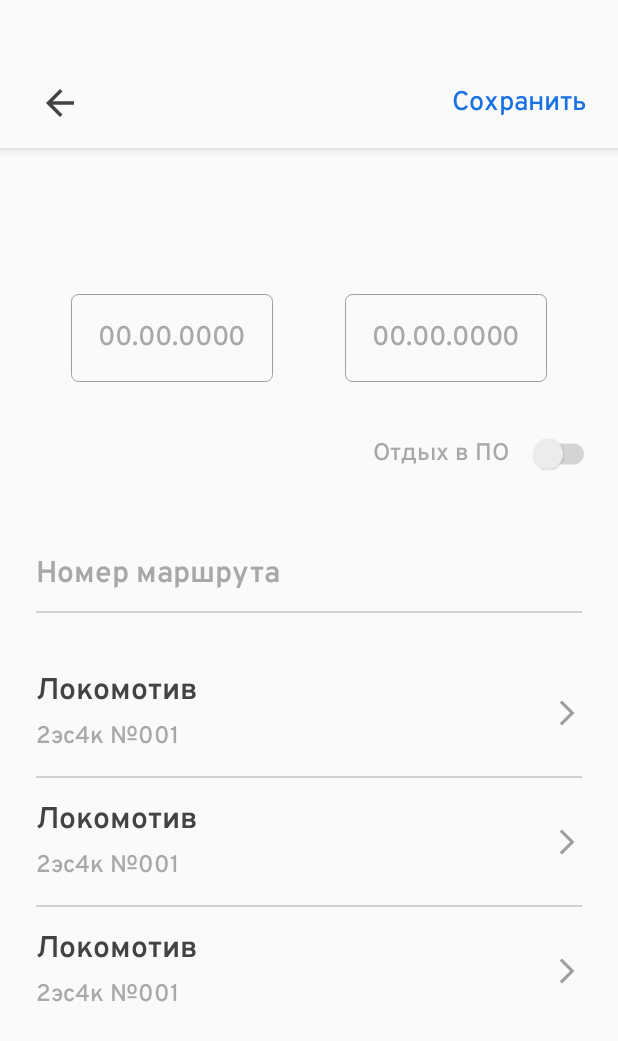
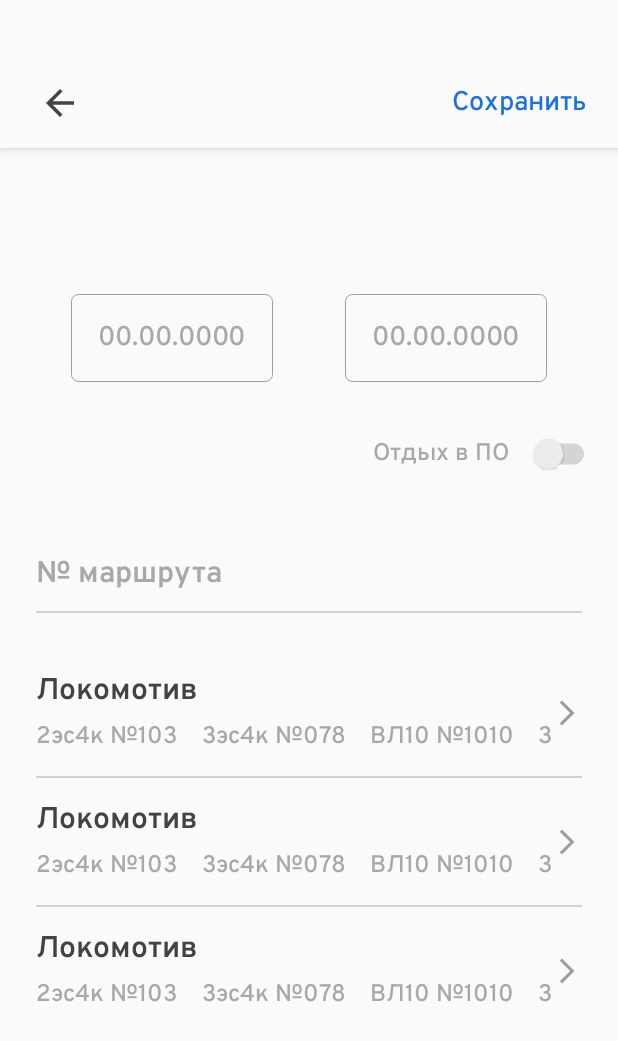
Before and after one commit to zoerAleksandr/TrainDriver, an Android app built with Jetpack Compose: the AddingScreen screen opened through its navigation route, after a tap on "Локомотив", on a phone screen of 412 x 824 dp. Shown: the top 1041 px of the screen. Run offline under Robolectric (Android 15) with nearby library versions, the phone set to English and light mode, and no system bars; our stand-ins replace Firebase (no records; nobody signed in at launch, a user with empty details on screens opened directly), accompanist, constraintlayout-compose; Roboto replaces fonts that are not available here; 5 statements that could not run were skipped.

Commit message:
Начал делать AddingLocoScreen.kt

```diff
--- a/app/src/main/java/com/example/traindriver/ui/screen/adding_screen/AddingScreen.kt
+++ b/app/src/main/java/com/example/traindriver/ui/screen/adding_screen/AddingScreen.kt
@@ -12,6 +12,8 @@ import androidx.compose.foundation.text.ClickableText
 import androidx.compose.foundation.text.KeyboardActions
 import androidx.compose.foundation.text.KeyboardOptions
 import androidx.compose.material.*
+import androidx.compose.material.icons.Icons
+import androidx.compose.material.icons.filled.Close
 import androidx.compose.runtime.*
 import androidx.compose.ui.Alignment
 import androidx.compose.ui.ExperimentalComposeUiApi
@@ -40,12 +42,15 @@ import androidx.lifecycle.Lifecycle
 import androidx.lifecycle.viewmodel.compose.viewModel
 import androidx.navigation.NavController
 import com.example.traindriver.R
+import com.example.traindriver.domain.entity.Locomotive
 import com.example.traindriver.ui.element_screen.HorizontalDividerTrainDriver
 import com.example.traindriver.ui.screen.Screen
+import com.example.traindriver.ui.screen.adding_screen.bottom_sheet_screen.*
 import com.example.traindriver.ui.screen.viewing_route_screen.element.LINK_TO_SETTING
 import com.example.traindriver.ui.screen.viewing_route_screen.element.setTextColor
 import com.example.traindriver.ui.screen.viewing_route_screen.element.startIndexLastWord
 import com.example.traindriver.ui.theme.ShapeBackground
+import com.example.traindriver.ui.theme.ShapeSurface
 import com.example.traindriver.ui.theme.Typography
 import com.example.traindriver.ui.util.ClickableTextTrainDriver
 import com.example.traindriver.ui.util.DateAndTimeFormat
@@ -56,10 +61,12 @@ import com.example.traindriver.ui.util.long_util.div
 import com.example.traindriver.ui.util.long_util.getTimeInStringFormat
 import com.example.traindriver.ui.util.long_util.minus
 import com.example.traindriver.ui.util.long_util.plus
+import kotlinx.coroutines.launch
 import java.text.SimpleDateFormat
 import java.util.*
 import java.util.Calendar.*
 
+@OptIn(ExperimentalMaterialApi::class)
 @Composable
 @SuppressLint("UnusedMaterialScaffoldPaddingParameter")
 fun AddingScreen(viewModel: AddingViewModel = viewModel(), navController: NavController) {
@@ -134,7 +141,36 @@ fun AddingScreen(viewModel: AddingViewModel = viewModel(), navController: NavCon
             endTimePicker.show()
         }, endCalendar[YEAR], endCalendar[MONTH], endCalendar[DAY_OF_MONTH]
     )
+    val scope = rememberCoroutineScope()
+    val scaffoldState = rememberBottomSheetScaffoldState()
+    var currentBottomSheet: BottomSheetScreen? by remember {
+        mutableStateOf(null)
+    }
+    if (scaffoldState.bottomSheetState.isCollapsed) currentBottomSheet = null
 
+    val closeSheet: () -> Unit = {
+        scope.launch {
+            scaffoldState.bottomSheetState.collapse()
+        }
+    }
+
+    val openSheet: (BottomSheetScreen) -> Unit = { screen ->
+        scope.launch {
+            currentBottomSheet = screen
+            scaffoldState.bottomSheetState.expand()
+        }
+    }
+
+    BottomSheetScaffold(
+        scaffoldState = scaffoldState,
+        sheetPeekHeight = 0.dp,
+        sheetShape = ShapeSurface.medium,
+        sheetContent = {
+            currentBottomSheet?.let { sheet ->
+                SheetLayout(sheet, closeSheet, viewModel)
+            }
+        }
+    ) {
         Scaffold(
             backgroundColor = MaterialTheme.colors.background,
             topBar = { AddingAppBar(navController = navController, enabled = timeValue.formValid) }
@@ -201,7 +237,10 @@ fun AddingScreen(viewModel: AddingViewModel = viewModel(), navController: NavCon
                         horizontalAlignment = Alignment.CenterHorizontally
                     ) {
                         val dateStartText = dateStart?.let { millis ->
-                        SimpleDateFormat(DateAndTimeFormat.DATE_FORMAT, Locale.getDefault()).format(
+                            SimpleDateFormat(
+                                DateAndTimeFormat.DATE_FORMAT,
+                                Locale.getDefault()
+                            ).format(
                                 millis
                             )
                         } ?: DEFAULT_DATE_TEXT
@@ -239,7 +278,10 @@ fun AddingScreen(viewModel: AddingViewModel = viewModel(), navController: NavCon
                         horizontalAlignment = Alignment.CenterHorizontally
                     ) {
                         val dateStartText = dateEnd?.let { millis ->
-                        SimpleDateFormat(DateAndTimeFormat.DATE_FORMAT, Locale.getDefault()).format(
+                            SimpleDateFormat(
+                                DateAndTimeFormat.DATE_FORMAT,
+                                Locale.getDefault()
+                            ).format(
                                 millis
                             )
                         } ?: DEFAULT_DATE_TEXT
@@ -315,7 +357,8 @@ fun AddingScreen(viewModel: AddingViewModel = viewModel(), navController: NavCon
                 }
 
                 val link = buildAnnotatedString {
-                val text = stringResource(id = R.string.info_text_min_time_rest, minTimeRestText)
+                    val text =
+                        stringResource(id = R.string.info_text_min_time_rest, minTimeRestText)
 
                     val endIndex = text.length - 1
                     val startIndex = startIndexLastWord(text)
@@ -358,7 +401,11 @@ fun AddingScreen(viewModel: AddingViewModel = viewModel(), navController: NavCon
                             horizontalAlignment = Alignment.Start
                         ) {
                             Icon(
-                            modifier = Modifier.padding(top = 16.dp, start = 16.dp, bottom = 8.dp),
+                                modifier = Modifier.padding(
+                                    top = 16.dp,
+                                    start = 16.dp,
+                                    bottom = 8.dp
+                                ),
                                 painter = painterResource(id = R.drawable.ic_info_24),
                                 tint = MaterialTheme.colors.secondaryVariant,
                                 contentDescription = null
@@ -401,7 +448,12 @@ fun AddingScreen(viewModel: AddingViewModel = viewModel(), navController: NavCon
                                 }
 
                             ClickableText(
-                            modifier = Modifier.padding(start = 16.dp, bottom = 16.dp, end = 16.dp, top = 12.dp),
+                                modifier = Modifier.padding(
+                                    start = 16.dp,
+                                    bottom = 16.dp,
+                                    end = 16.dp,
+                                    top = 12.dp
+                                ),
                                 text = link,
                                 style = Typography.caption
                                     .copy(
@@ -430,17 +482,30 @@ fun AddingScreen(viewModel: AddingViewModel = viewModel(), navController: NavCon
                         modifier = Modifier
                             .fillMaxWidth()
                             .padding(vertical = 12.dp, horizontal = 24.dp),
+                        hint = "№ маршрута",
                         value = number,
                         onValueChange = { number = it }
                     )
                     HorizontalDividerTrainDriver(modifier = Modifier.padding(horizontal = 24.dp))
                     Spacer(modifier = Modifier.height(24.dp))
-                ItemAddLoco()
+                    ItemAddLoco(openSheet, viewModel.stateLocoList.value)
                     HorizontalDividerTrainDriver(modifier = Modifier.padding(horizontal = 24.dp))
-                ItemAddLoco()
+                    ItemAddLoco(openSheet, viewModel.stateLocoList.value)
                     HorizontalDividerTrainDriver(modifier = Modifier.padding(horizontal = 24.dp))
-                ItemAddLoco()
+                    ItemAddLoco(openSheet, viewModel.stateLocoList.value)
                 }
+            }
+        }
+    }
+}
+
+@Composable
+fun SheetLayout(sheet: BottomSheetScreen, closeSheet: () -> Unit, viewModel: AddingViewModel) {
+    BottomSheetWithCloseDialog(closeSheet) {
+        when (sheet) {
+            BottomSheetScreen.AddingLoco -> AddingLocoScreen(addingLocomotive = viewModel.addLocomotive)
+            BottomSheetScreen.AddingTrain -> AddingTrainScreen()
+            BottomSheetScreen.AddingPass -> AddingPassScreen()
         }
     }
 }
@@ -450,6 +515,7 @@ fun AddingScreen(viewModel: AddingViewModel = viewModel(), navController: NavCon
 fun NumberEditItem(
     modifier: Modifier = Modifier,
     value: TextFieldValue,
+    hint: String? = null,
     onValueChange: (TextFieldValue) -> Unit
 ) {
     val keyboardController = LocalSoftwareKeyboardController.current
@@ -464,11 +530,13 @@ fun NumberEditItem(
                 contentAlignment = Alignment.CenterStart
             ) {
                 if (value.text.isEmpty()) {
+                    hint?.let {
                         Text(
-                        text = "Номер маршрута",
+                            text = it,
                             style = Typography.subtitle2,
                             color = MaterialTheme.colors.primaryVariant
                         )
+                    }
                 }
                 innerTextField()
             }
@@ -487,14 +555,19 @@ fun NumberEditItem(
 }
 
 @Composable
-fun ItemAddLoco() {
+fun ItemAddLoco(openSheet: (BottomSheetScreen) -> Unit, locoList: List<Locomotive>) {
+    val scope = rememberCoroutineScope()
     Card(
         backgroundColor = Color.Transparent,
         elevation = 0.dp
     ) {
         ConstraintLayout(
             modifier = Modifier
-                .clickable { }
+                .clickable {
+                    scope.launch {
+                        openSheet.invoke(BottomSheetScreen.AddingLoco)
+                    }
+                }
                 .padding(vertical = 16.dp, horizontal = 24.dp)
                 .fillMaxWidth()
         ) {
@@ -511,15 +584,25 @@ fun ItemAddLoco() {
                 text = "Локомотив",
                 style = Typography.subtitle2.copy(color = MaterialTheme.colors.primary)
             )
-            Text(
+            Row(
                 modifier = Modifier
+                    .horizontalScroll(rememberScrollState())
+                    .fillMaxWidth()
                     .constrainAs(data) {
                         start.linkTo(parent.start)
                         bottom.linkTo(parent.bottom)
+                        end.linkTo(icon.start)
+                        width = Dimension.fillToConstraints
                     },
-                text = "2эс4к №001",
+            ) {
+                locoList.forEach {
+                    Text(
+                        modifier = Modifier.padding(end = 16.dp),
+                        text = "${it.series} №${it.number}",
                         style = Typography.body2.copy(color = MaterialTheme.colors.primaryVariant)
                     )
+                }
+            }
             Image(
                 modifier = Modifier
                     .size(20.dp)
--- a/app/src/main/java/com/example/traindriver/ui/screen/adding_screen/AddingViewModel.kt
+++ b/app/src/main/java/com/example/traindriver/ui/screen/adding_screen/AddingViewModel.kt
@@ -1,12 +1,11 @@
 package com.example.traindriver.ui.screen.adding_screen
 
-import androidx.compose.runtime.State
-import androidx.compose.runtime.getValue
-import androidx.compose.runtime.mutableStateOf
-import androidx.compose.runtime.setValue
+import android.util.Log
+import androidx.compose.runtime.*
 import androidx.lifecycle.ViewModel
 import androidx.lifecycle.viewModelScope
 import com.example.traindriver.data.repository.DataStoreRepository
+import com.example.traindriver.domain.entity.Locomotive
 import com.example.traindriver.ui.util.long_util.minus
 import kotlinx.coroutines.flow.first
 import kotlinx.coroutines.launch
@@ -17,6 +16,15 @@ class AddingViewModel : ViewModel(), KoinComponent {
     private val dataStoreRepository: DataStoreRepository by inject()
     private var _state = mutableStateOf(WorkTimeEditState(formValid = true))
     val state: State<WorkTimeEditState> = _state
+
+    private val _stateLocoList = mutableStateOf(listOf<Locomotive>(
+        Locomotive(series = "2эс4к", number = "103"),
+        Locomotive(series = "3эс4к", number = "078"),
+        Locomotive(series = "ВЛ10", number = "1010"),
+        Locomotive(series = "3эс4к", number = "078"),
+        Locomotive(series = "ВЛ10", number = "1010")
+    ))
+    val stateLocoList: State<List<Locomotive>> = _stateLocoList
 
     var minTimeRest by mutableStateOf(0L)
         private set
@@ -85,6 +93,13 @@ class AddingViewModel : ViewModel(), KoinComponent {
             minTimeRest = dataStoreRepository.getMinTimeRest().first()
         }
     }
+
+    val addLocomotive: (Locomotive) -> Unit = {
+        val list = _stateLocoList.value.toMutableList()
+        list.add(0, it)
+        _stateLocoList.value = list
+        Log.d("ZZZ", "${_stateLocoList.value.javaClass}")
+    }
 }
 
 
--- /dev/null
+++ b/app/src/main/java/com/example/traindriver/ui/screen/adding_screen/bottom_sheet_screen/AddingLocoScreen.kt
@@ -0,0 +1,101 @@
+package com.example.traindriver.ui.screen.adding_screen.bottom_sheet_screen
+
+import androidx.compose.foundation.clickable
+import androidx.compose.foundation.layout.*
+import androidx.compose.material.*
+import androidx.compose.runtime.*
+import androidx.compose.ui.Modifier
+import androidx.compose.ui.platform.LocalConfiguration
+import androidx.compose.ui.text.input.TextFieldValue
+import androidx.compose.ui.unit.dp
+import androidx.constraintlayout.compose.ConstraintLayout
+import androidx.constraintlayout.compose.Dimension
+import com.example.traindriver.domain.entity.Locomotive
+import com.example.traindriver.ui.screen.adding_screen.custom_tab.CustomTab
+import com.example.traindriver.ui.theme.Typography
+
+@Composable
+fun AddingLocoScreen(
+    locomotive: Locomotive? = null,
+    addingLocomotive: (Locomotive) -> Unit
+) {
+    ConstraintLayout(
+        modifier = Modifier.fillMaxSize(),
+    ) {
+        val (buttonSave, editSeries, editNumber, typoLoco) = createRefs()
+        var number by remember { mutableStateOf(TextFieldValue(locomotive?.number ?: "")) }
+        var series by remember { mutableStateOf(TextFieldValue(locomotive?.series ?: "")) }
+
+        Text(
+            modifier = Modifier
+                .constrainAs(buttonSave) {
+                    top.linkTo(parent.top)
+                    end.linkTo(parent.end)
+                }
+                .clickable {
+                    addingLocomotive.invoke(Locomotive(series = "ВЛ15", number = "033"))
+                }
+                .padding(end = 32.dp, top = 16.dp),
+            text = "Сохранить",
+            style = Typography.button.copy(color = MaterialTheme.colors.secondaryVariant))
+
+        OutlinedTextField(
+            modifier = Modifier
+                .constrainAs(editSeries) {
+                    start.linkTo(parent.start)
+                    end.linkTo(editNumber.start)
+                    top.linkTo(buttonSave.bottom)
+                    width = Dimension.fillToConstraints
+                }
+                .padding(top = 32.dp, start = 16.dp, end = 8.dp),
+            value = series,
+            label = {
+                Text(text = "Серия", style = Typography.body1)
+            },
+            colors = TextFieldDefaults.outlinedTextFieldColors(
+                textColor = MaterialTheme.colors.primary
+            ),
+            onValueChange = { series = it }
+        )
+
+        OutlinedTextField(
+            modifier = Modifier
+                .constrainAs(editNumber) {
+                    start.linkTo(editSeries.end)
+                    end.linkTo(parent.end)
+                    top.linkTo(buttonSave.bottom)
+                    width = Dimension.fillToConstraints
+                }
+                .padding(top = 32.dp, end = 16.dp, start = 8.dp),
+            value = number,
+            label = {
+                Text("Номер", style = Typography.body1)
+            },
+            colors = TextFieldDefaults.outlinedTextFieldColors(
+                textColor = MaterialTheme.colors.primary,
+            ),
+            onValueChange = { number = it }
+        )
+
+        val (selected, setSelected) = remember {
+            mutableStateOf(0)
+        }
+        val configuration = LocalConfiguration.current
+        val screenWidth = configuration.screenWidthDp.dp
+
+        CustomTab(
+            modifier = Modifier
+                .constrainAs(typoLoco) {
+                    top.linkTo(editNumber.bottom)
+                    start.linkTo(parent.start)
+                    end.linkTo(parent.end)
+                }
+                .padding(16.dp),
+            items = listOf("Тепловоз", "Электровоз"),
+            tabWidth = (screenWidth - 32.dp) / 2,
+            selectedItemIndex = selected,
+            onClick = setSelected,
+        )
+
+    }
+}
--- /dev/null
+++ b/app/src/main/java/com/example/traindriver/ui/screen/adding_screen/bottom_sheet_screen/AddingPassScreen.kt
@@ -0,0 +1,18 @@
+package com.example.traindriver.ui.screen.adding_screen.bottom_sheet_screen
+
+import androidx.compose.foundation.layout.Box
+import androidx.compose.foundation.layout.fillMaxSize
+import androidx.compose.material.Text
+import androidx.compose.runtime.Composable
+import androidx.compose.ui.Alignment
+import androidx.compose.ui.Modifier
+
+@Composable
+fun AddingPassScreen() {
+    Box(
+        modifier = Modifier.fillMaxSize(),
+        contentAlignment = Alignment.Center
+    ) {
+        Text(text = "AddingPassScreen")
+    }
+}
--- /dev/null
+++ b/app/src/main/java/com/example/traindriver/ui/screen/adding_screen/bottom_sheet_screen/AddingTrainScreen.kt
@@ -0,0 +1,18 @@
+package com.example.traindriver.ui.screen.adding_screen.bottom_sheet_screen
+
+import androidx.compose.foundation.layout.Box
+import androidx.compose.foundation.layout.fillMaxSize
+import androidx.compose.material.Text
+import androidx.compose.runtime.Composable
+import androidx.compose.ui.Alignment
+import androidx.compose.ui.Modifier
+
+@Composable
+fun AddingTrainScreen() {
+    Box(
+        modifier = Modifier.fillMaxSize(),
+        contentAlignment = Alignment.Center
+    ) {
+        Text(text = "AddingTrainScreen")
+    }
+}
--- /dev/null
+++ b/app/src/main/java/com/example/traindriver/ui/screen/adding_screen/bottom_sheet_screen/BottomSheetScreen.kt
@@ -0,0 +1,7 @@
+package com.example.traindriver.ui.screen.adding_screen.bottom_sheet_screen
+
+sealed class BottomSheetScreen{
+    object AddingLoco: BottomSheetScreen()
+    object AddingTrain: BottomSheetScreen()
+    object AddingPass: BottomSheetScreen()
+}
--- /dev/null
+++ b/app/src/main/java/com/example/traindriver/ui/screen/adding_screen/bottom_sheet_screen/BottomSheetWithCloseDialog.kt
@@ -0,0 +1,33 @@
+package com.example.traindriver.ui.screen.adding_screen.bottom_sheet_screen
+
+import androidx.compose.foundation.background
+import androidx.compose.foundation.layout.*
+import androidx.compose.material.Icon
+import androidx.compose.material.IconButton
+import androidx.compose.material.MaterialTheme
+import androidx.compose.material.icons.Icons
+import androidx.compose.material.icons.sharp.Close
+import androidx.compose.runtime.Composable
+import androidx.compose.ui.Alignment
+import androidx.compose.ui.Modifier
+import androidx.compose.ui.res.dimensionResource
+import androidx.compose.ui.unit.dp
+import com.example.traindriver.R
+
+@Composable
+fun BottomSheetWithCloseDialog(closeSheet: () -> Unit, content: @Composable () -> Unit) {
+    Box(modifier = Modifier
+        .background(color = MaterialTheme.colors.background)
+        .fillMaxWidth()
+        .fillMaxHeight(0.96f), contentAlignment = Alignment.TopStart) {
+        IconButton(
+            modifier = Modifier
+                .padding(start = 8.dp)
+                .size(dimensionResource(id = R.dimen.min_size_view)),
+            onClick = closeSheet
+        ) {
+            Icon(Icons.Sharp.Close, contentDescription = null, tint = MaterialTheme.colors.primary)
+        }
+        content()
+    }
+}
--- /dev/null
+++ b/app/src/main/java/com/example/traindriver/ui/screen/adding_screen/custom_tab/CustomTab.kt
@@ -0,0 +1,125 @@
+package com.example.traindriver.ui.screen.adding_screen.custom_tab
+
+import androidx.compose.animation.animateColorAsState
+import androidx.compose.animation.core.LinearEasing
+import androidx.compose.animation.core.animateDpAsState
+import androidx.compose.animation.core.tween
+import androidx.compose.foundation.background
+import androidx.compose.foundation.border
+import androidx.compose.foundation.clickable
+import androidx.compose.foundation.layout.*
+import androidx.compose.material.MaterialTheme
+import androidx.compose.material.Text
+import androidx.compose.runtime.Composable
+import androidx.compose.runtime.getValue
+import androidx.compose.ui.Modifier
+import androidx.compose.ui.draw.clip
+import androidx.compose.ui.graphics.Color
+import androidx.compose.ui.text.style.TextAlign
+import androidx.compose.ui.unit.Dp
+import androidx.compose.ui.unit.dp
+import com.example.traindriver.ui.theme.ShapeBackground
+
+@Composable
+private fun MyTabIndicator(
+    indicatorWidth: Dp,
+    indicatorOffset: Dp,
+    indicatorColor: Color,
+) {
+    Box(
+        modifier = Modifier
+            .fillMaxHeight()
+            .width(
+                width = indicatorWidth,
+            )
+            .offset(
+                x = indicatorOffset,
+            )
+            .clip(
+                shape = ShapeBackground.small,
+            )
+            .background(
+                color = indicatorColor,
+            )
+    )
+}
+
+@Composable
+private fun MyTabItem(
+    isSelected: Boolean,
+    onClick: () -> Unit,
+    tabWidth: Dp,
+    text: String,
+) {
+    val tabTextColor: Color by animateColorAsState(
+        targetValue = if (isSelected) {
+            MaterialTheme.colors.onPrimary
+        } else {
+            MaterialTheme.colors.primaryVariant
+        },
+        animationSpec = tween(durationMillis = 300, easing = LinearEasing),
+    )
+    Text(
+        modifier = Modifier
+            .clip(ShapeBackground.small)
+            .clickable {
+                onClick()
+            }
+            .width(tabWidth)
+            .padding(
+                vertical = 8.dp,
+                horizontal = 12.dp,
+            ),
+        text = text,
+        color = tabTextColor,
+        textAlign = TextAlign.Center
+    )
+}
+
+@Composable
+fun CustomTab(
+    selectedItemIndex: Int,
+    items: List<String>,
+    modifier: Modifier = Modifier,
+    tabWidth: Dp,
+    onClick: (index: Int) -> Unit,
+) {
+    val indicatorOffset: Dp by animateDpAsState(
+        targetValue = tabWidth * selectedItemIndex,
+        animationSpec = tween(durationMillis = 300, easing = LinearEasing),
+    )
+
+    Box(
+        modifier = modifier
+            .clip(ShapeBackground.small)
+            .border(
+                width = 1.dp,
+                color = MaterialTheme.colors.primaryVariant,
+                shape = ShapeBackground.small
+            )
+            .background(MaterialTheme.colors.background)
+            .height(intrinsicSize = IntrinsicSize.Min),
+    ) {
+        MyTabIndicator(
+            indicatorWidth = tabWidth,
+            indicatorOffset = indicatorOffset,
+            indicatorColor = MaterialTheme.colors.primary,
+        )
+        Row(
+            horizontalArrangement = Arrangement.Center,
+            modifier = Modifier.clip(ShapeBackground.small),
+        ) {
+            items.mapIndexed { index, text ->
+                val isSelected = index == selectedItemIndex
+                MyTabItem(
+                    isSelected = isSelected,
+                    onClick = {
+                        onClick(index)
+                    },
+                    tabWidth = tabWidth,
+                    text = text,
+                )
+            }
+        }
+    }
+}
--- /dev/null
+++ b/app/src/main/res/drawable/ic_arrow_down_48.xml
@@ -0,0 +1,10 @@
+<vector xmlns:android="http://schemas.android.com/apk/res/android"
+    android:width="48dp"
+    android:height="48dp"
+    android:viewportWidth="48"
+    android:viewportHeight="48"
+    android:tint="?attr/colorControlNormal">
+  <path
+      android:fillColor="@android:color/white"
+      android:pathData="M24,30.75 L12,18.75 14.15,16.6 24,26.5 33.85,16.65 36,18.8Z"/>
+</vector>
```
Lines whose indentation alone changed are shown as unchanged.
